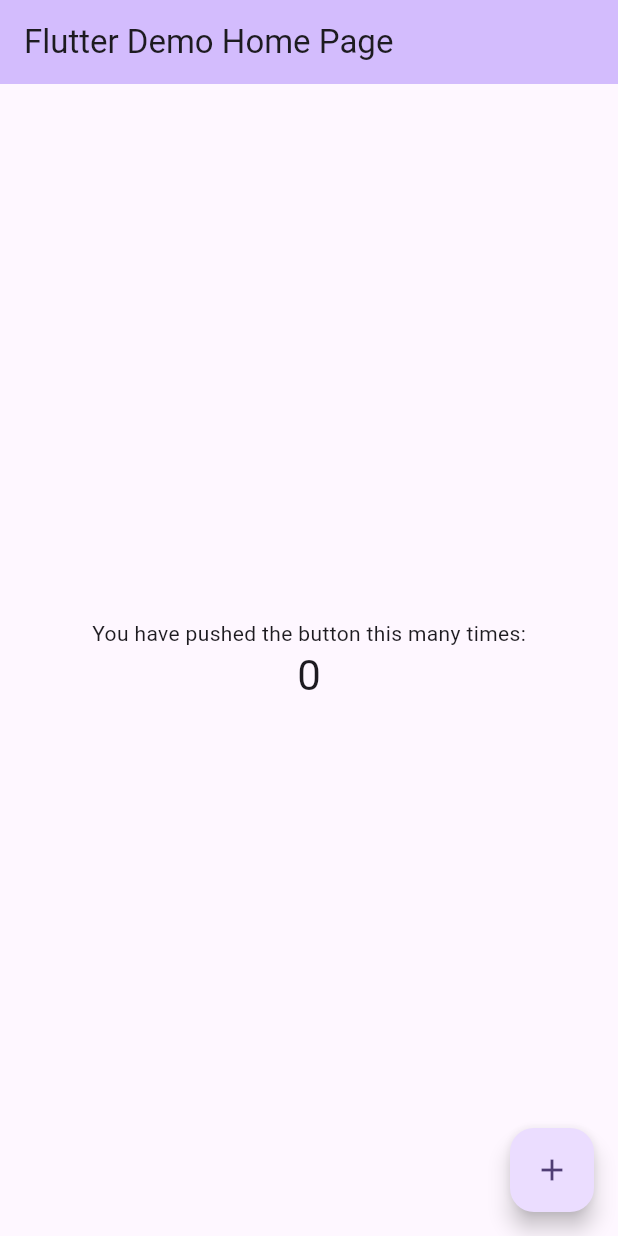
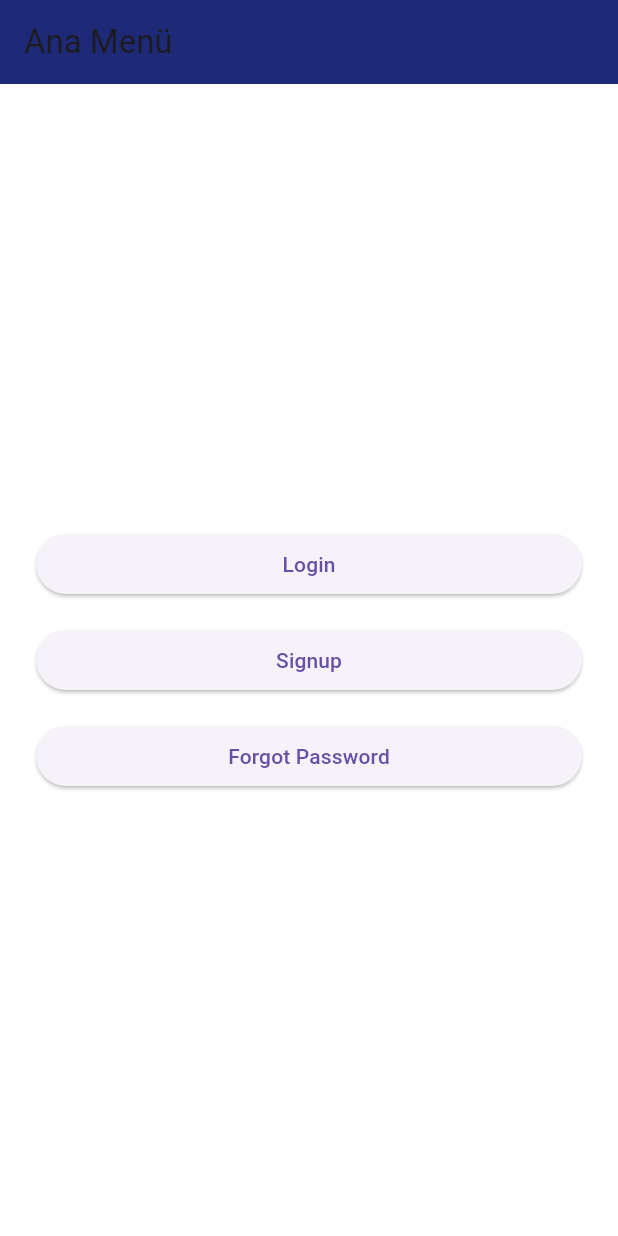
Before and after one commit to epicureous011/tirrr_app, a Flutter app: the screen it shows after launch, on a phone screen of 412 x 824 dp. Run offline on Flutter 3.47's test engine with Material 3 defaults, Android fonts, the phone set to English and light mode, and no system bars; our stand-ins replace firebase_core; accounts and stored records are empty.

Commit message:
auth related screens added

```diff
--- a/lib/main.dart
+++ b/lib/main.dart
@@ -1,130 +1,79 @@
-import 'package:flutter/material.dart';
 import 'package:firebase_core/firebase_core.dart';
 import 'firebase_options.dart';
+import 'package:flutter/material.dart';
+import 'login.dart';
+import 'signup.dart';
+import 'forgot_password.dart';
 
-Future<void> main() async {
-  WidgetsFlutterBinding.ensureInitialized();
-  await Firebase.initializeApp(
-    options: DefaultFirebaseOptions.currentPlatform,
-  );
+void main() {
   runApp(const MyApp());
 }
 
+class MyApp extends StatelessWidget {
+  const MyApp({Key? key}) : super(key: key);
 
-
-class MyApp extends StatelessWidget {
-  const MyApp({super.key});
-
-  // This widget is the root of your application.
   @override
   Widget build(BuildContext context) {
     return MaterialApp(
-      title: 'Flutter Demo',
+      title: 'Logistics App',
       theme: ThemeData(
-        // This is the theme of your application.
-        //
-        // TRY THIS: Try running your application with "flutter run". You'll see
-        // the application has a purple toolbar. Then, without quitting the app,
-        // try changing the seedColor in the colorScheme below to Colors.green
-        // and then invoke "hot reload" (save your changes or press the "hot
-        // reload" button in a Flutter-supported IDE, or press "r" if you used
-        // the command line to start the app).
-        //
-        // Notice that the counter didn't reset back to zero; the application
-        // state is not lost during the reload. To reset the state, use hot
-        // restart instead.
-        //
-        // This works for code too, not just values: Most code changes can be
-        // tested with just a hot reload.
-        colorScheme: ColorScheme.fromSeed(seedColor: Colors.deepPurple),
+        primaryColor: const Color(0xFF1E2A78),
+        scaffoldBackgroundColor: Colors.white,
+        textTheme: const TextTheme(
+          bodyMedium: TextStyle(color: Colors.black87),
+        ),
       ),
-      home: const MyHomePage(title: 'Flutter Demo Home Page'),
+      home: const HomeScreen(),
+      routes: {
+        '/login': (context) => const LoginScreen(),
+        '/signup': (context) => const SignupScreen(),
+        '/forgot-password': (context) => const ForgotPasswordScreen(),
+      },
     );
   }
 }
 
-class MyHomePage extends StatefulWidget {
-  const MyHomePage({super.key, required this.title});
-
-  // This widget is the home page of your application. It is stateful, meaning
-  // that it has a State object (defined below) that contains fields that affect
-  // how it looks.
-
-  // This class is the configuration for the state. It holds the values (in this
-  // case the title) provided by the parent (in this case the App widget) and
-  // used by the build method of the State. Fields in a Widget subclass are
-  // always marked "final".
-
-  final String title;
-
-  @override
-  State<MyHomePage> createState() => _MyHomePageState();
-}
-
-class _MyHomePageState extends State<MyHomePage> {
-  int _counter = 0;
-
-  void _incrementCounter() {
-    setState(() {
-      // This call to setState tells the Flutter framework that something has
-      // changed in this State, which causes it to rerun the build method below
-      // so that the display can reflect the updated values. If we changed
-      // _counter without calling setState(), then the build method would not be
-      // called again, and so nothing would appear to happen.
-      _counter++;
-    });
-  }
+class HomeScreen extends StatelessWidget {
+  const HomeScreen({Key? key}) : super(key: key);
 
   @override
   Widget build(BuildContext context) {
-    // This method is rerun every time setState is called, for instance as done
-    // by the _incrementCounter method above.
-    //
-    // The Flutter framework has been optimized to make rerunning build methods
-    // fast, so that you can just rebuild anything that needs updating rather
-    // than having to individually change instances of widgets.
     return Scaffold(
       appBar: AppBar(
-        // TRY THIS: Try changing the color here to a specific color (to
-        // Colors.amber, perhaps?) and trigger a hot reload to see the AppBar
-        // change color while the other colors stay the same.
-        backgroundColor: Theme.of(context).colorScheme.inversePrimary,
-        // Here we take the value from the MyHomePage object that was created by
-        // the App.build method, and use it to set our appbar title.
-        title: Text(widget.title),
+        title: const Text('Ana Menü'),
+        backgroundColor: const Color(0xFF1E2A78),
       ),
-      body: Center(
-        // Center is a layout widget. It takes a single child and positions it
-        // in the middle of the parent.
+      body: Padding(
+        padding: const EdgeInsets.all(24.0),
         child: Column(
-          // Column is also a layout widget. It takes a list of children and
-          // arranges them vertically. By default, it sizes itself to fit its
-          // children horizontally, and tries to be as tall as its parent.
-          //
-          // Column has various properties to control how it sizes itself and
-          // how it positions its children. Here we use mainAxisAlignment to
-          // center the children vertically; the main axis here is the vertical
-          // axis because Columns are vertical (the cross axis would be
-          // horizontal).
-          //
-          // TRY THIS: Invoke "debug painting" (choose the "Toggle Debug Paint"
-          // action in the IDE, or press "p" in the console), to see the
-          // wireframe for each widget.
           mainAxisAlignment: MainAxisAlignment.center,
-          children: <Widget>[
-            const Text('You have pushed the button this many times:'),
-            Text(
-              '$_counter',
-              style: Theme.of(context).textTheme.headlineMedium,
+          children: [
+            SizedBox(
+              width: double.infinity,
+              child: ElevatedButton(
+                onPressed: () => Navigator.pushNamed(context, '/login'),
+                child: const Text('Login'),
+              ),
+            ),
+            const SizedBox(height: 16),
+            SizedBox(
+              width: double.infinity,
+              child: ElevatedButton(
+                onPressed: () => Navigator.pushNamed(context, '/signup'),
+                child: const Text('Signup'),
+              ),
+            ),
+            const SizedBox(height: 16),
+            SizedBox(
+              width: double.infinity,
+              child: ElevatedButton(
+                onPressed: () => Navigator.pushNamed(context, '/forgot-password'),
+                child: const Text('Forgot Password'),
+              ),
             ),
           ],
         ),
       ),
-      floatingActionButton: FloatingActionButton(
-        onPressed: _incrementCounter,
-        tooltip: 'Increment',
-        child: const Icon(Icons.add),
-      ), // This trailing comma makes auto-formatting nicer for build methods.
     );
   }
 }
```
Also changed, not shown: lib/forgot_password.dart (added, +125 -0 lines), lib/login.dart (added, +168 -0 lines), lib/signup.dart (added, +211 -0 lines).
